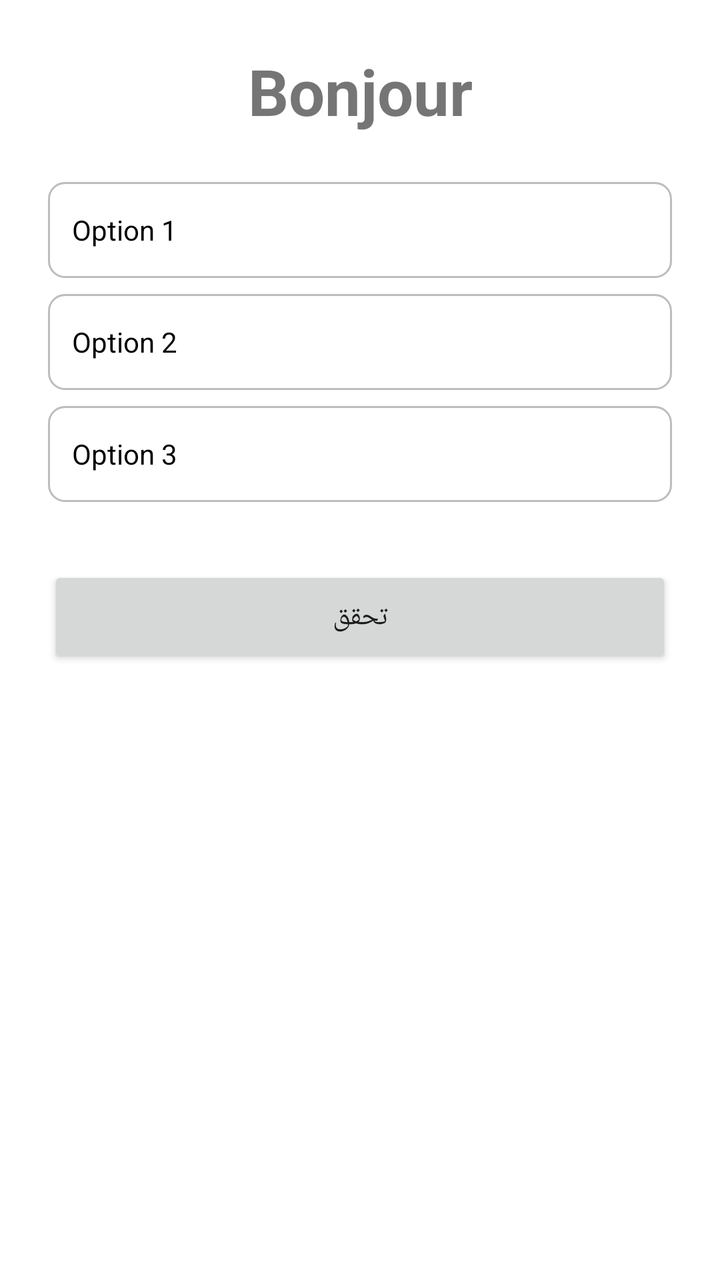
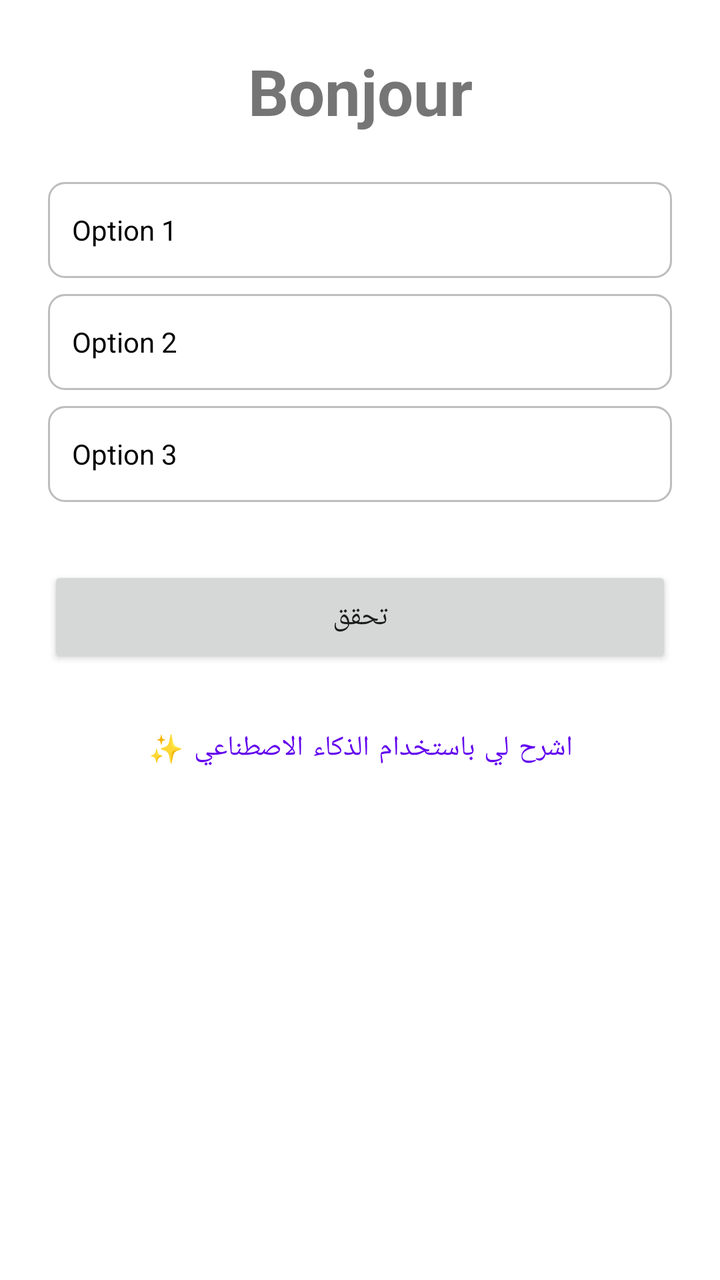

Two renders of the same Android screen: before a commit and after it. Below are the layout's source before the change and the commit's diff.
<!-- AndroidManifest.xml: application theme Theme.MotsMagiques -->
<!-- res/layout/dialog_quiz.xml -->
<?xml version="1.0" encoding="utf-8"?>
<LinearLayout xmlns:android="http://schemas.android.com/apk/res/android"
    xmlns:app="http://schemas.android.com/apk/res-auto"
    android:layout_width="match_parent"
    android:layout_height="wrap_content"
    android:orientation="vertical"
    android:padding="24dp"
    android:layout_direction="rtl">

    <TextView
        android:id="@+id/tvFrenchWord"
        android:layout_width="match_parent"
        android:layout_height="wrap_content"
        android:text="Bonjour"
        android:textSize="32sp"
        android:textStyle="bold"
        android:gravity="center"
        android:layout_marginBottom="24dp" />

    <RadioGroup
        android:id="@+id/rgOptions"
        android:layout_width="match_parent"
        android:layout_height="wrap_content"
        android:layout_marginBottom="24dp">

        <RadioButton
            android:id="@+id/rbOption1"
            android:layout_width="match_parent"
            android:layout_height="wrap_content"
            android:text="Option 1"
            android:padding="12dp"
            android:layout_marginBottom="8dp"
            android:background="@drawable/bg_option"
            android:button="@null" />

        <RadioButton
            android:id="@+id/rbOption2"
            android:layout_width="match_parent"
            android:layout_height="wrap_content"
            android:text="Option 2"
            android:padding="12dp"
            android:layout_marginBottom="8dp"
            android:background="@drawable/bg_option"
            android:button="@null" />

        <RadioButton
            android:id="@+id/rbOption3"
            android:layout_width="match_parent"
            android:layout_height="wrap_content"
            android:text="Option 3"
            android:padding="12dp"
            android:layout_marginBottom="8dp"
            android:background="@drawable/bg_option"
            android:button="@null" />
    </RadioGroup>

    <Button
        android:id="@+id/btnSubmit"
        android:layout_width="match_parent"
        android:layout_height="wrap_content"
        android:text="تحقق"
        android:padding="16dp"
        app:cornerRadius="12dp" />

</LinearLayout>
<!-- resources referenced by this layout -->
<resources>
  <!-- drawable bg_option (drawable) -->
  <?xml version="1.0" encoding="utf-8"?>
  <selector xmlns:android="http://schemas.android.com/apk/res/android">
      <item android:state_checked="true">
          <shape android:shape="rectangle">
              <solid android:color="#E0E0E0" />
              <stroke android:width="2dp" android:color="?attr/colorPrimary" />
              <corners android:radius="8dp" />
          </shape>
      </item>
      <item>
          <shape android:shape="rectangle">
              <solid android:color="#FFFFFF" />
              <stroke android:width="1dp" android:color="#BDBDBD" />
              <corners android:radius="8dp" />
          </shape>
      </item>
  </selector>
  <style name="Theme.MotsMagiques" parent="Theme.MaterialComponents.DayNight.DarkActionBar">
          <item name="colorPrimary">#6200EE</item>
          <item name="colorPrimaryVariant">#3700B3</item>
          <item name="colorOnPrimary">#FFFFFF</item>
          <item name="colorSecondary">#03DAC6</item>
          <item name="colorSecondaryVariant">#018786</item>
          <item name="colorOnSecondary">#000000</item>
          <item name="android:statusBarColor">?attr/colorPrimaryVariant</item>
      </style>
</resources>

<!-- the commit's change to res/layout/dialog_quiz.xml (unified diff, before → after) -->
@@ -1,65 +1,88 @@
 <?xml version="1.0" encoding="utf-8"?>
-<LinearLayout xmlns:android="http://schemas.android.com/apk/res/android"
+<ScrollView xmlns:android="http://schemas.android.com/apk/res/android"
     xmlns:app="http://schemas.android.com/apk/res-auto"
     android:layout_width="match_parent"
-    android:layout_height="wrap_content"
-    android:orientation="vertical"
-    android:padding="24dp"
-    android:layout_direction="rtl">
+    android:layout_height="wrap_content">
 
-    <TextView
-        android:id="@+id/tvFrenchWord"
+    <LinearLayout
         android:layout_width="match_parent"
         android:layout_height="wrap_content"
-        android:text="Bonjour"
-        android:textSize="32sp"
-        android:textStyle="bold"
-        android:gravity="center"
-        android:layout_marginBottom="24dp" />
+        android:orientation="vertical"
+        android:padding="24dp"
+        android:layout_direction="rtl">
 
-    <RadioGroup
-        android:id="@+id/rgOptions"
-        android:layout_width="match_parent"
-        android:layout_height="wrap_content"
-        android:layout_marginBottom="24dp">
-
-        <RadioButton
-            android:id="@+id/rbOption1"
+        <TextView
+            android:id="@+id/tvFrenchWord"
             android:layout_width="match_parent"
             android:layout_height="wrap_content"
-            android:text="Option 1"
-            android:padding="12dp"
-            android:layout_marginBottom="8dp"
-            android:background="@drawable/bg_option"
-            android:button="@null" />
+            android:text="Bonjour"
+            android:textSize="32sp"
+            android:textStyle="bold"
+            android:gravity="center"
+            android:layout_marginBottom="24dp" />
 
-        <RadioButton
-            android:id="@+id/rbOption2"
+        <RadioGroup
+            android:id="@+id/rgOptions"
             android:layout_width="match_parent"
             android:layout_height="wrap_content"
-            android:text="Option 2"
-            android:padding="12dp"
-            android:layout_marginBottom="8dp"
-            android:background="@drawable/bg_option"
-            android:button="@null" />
+            android:layout_marginBottom="24dp">
 
-        <RadioButton
-            android:id="@+id/rbOption3"
+            <RadioButton
+                android:id="@+id/rbOption1"
+                android:layout_width="match_parent"
+                android:layout_height="wrap_content"
+                android:text="Option 1"
+                android:padding="12dp"
+                android:layout_marginBottom="8dp"
+                android:background="@drawable/bg_option"
+                android:button="@null" />
+
+            <RadioButton
+                android:id="@+id/rbOption2"
+                android:layout_width="match_parent"
+                android:layout_height="wrap_content"
+                android:text="Option 2"
+                android:padding="12dp"
+                android:layout_marginBottom="8dp"
+                android:background="@drawable/bg_option"
+                android:button="@null" />
+
+            <RadioButton
+                android:id="@+id/rbOption3"
+                android:layout_width="match_parent"
+                android:layout_height="wrap_content"
+                android:text="Option 3"
+                android:padding="12dp"
+                android:layout_marginBottom="8dp"
+                android:background="@drawable/bg_option"
+                android:button="@null" />
+        </RadioGroup>
+
+        <Button
+            android:id="@+id/btnSubmit"
             android:layout_width="match_parent"
             android:layout_height="wrap_content"
-            android:text="Option 3"
-            android:padding="12dp"
-            android:layout_marginBottom="8dp"
-            android:background="@drawable/bg_option"
-            android:button="@null" />
-    </RadioGroup>
+            android:text="تحقق"
+            android:padding="16dp"
+            app:cornerRadius="12dp"
+            android:layout_marginBottom="16dp" />
 
-    <Button
-        android:id="@+id/btnSubmit"
-        android:layout_width="match_parent"
-        android:layout_height="wrap_content"
-        android:text="تحقق"
-        android:padding="16dp"
-        app:cornerRadius="12dp" />
+        <Button
+            android:id="@+id/btnAiExplain"
+            style="@style/Widget.MaterialComponents.Button.OutlinedButton"
+            android:layout_width="match_parent"
+            android:layout_height="wrap_content"
+            android:text="اشرح لي باستخدام الذكاء الاصطناعي ✨"
+            android:layout_marginBottom="16dp" />
 
-</LinearLayout>
+        <TextView
+            android:id="@+id/tvAiExplanation"
+            android:layout_width="match_parent"
+            android:layout_height="wrap_content"
+            android:text=""
+            android:textSize="14sp"
+            android:textColor="?attr/colorPrimary"
+            android:visibility="gone" />
+
+    </LinearLayout>
+</ScrollView>
